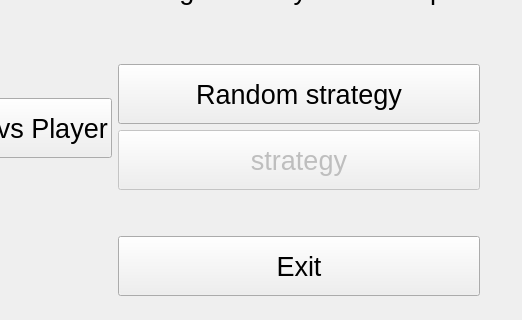
The window that MainMenuWindow.ui (wshknmt/Connect-4) describes before a commit, drawn with Qt 5; both pictures show x 278 to 800 and y 179 to 499 of the 800 by 600 pixel window.
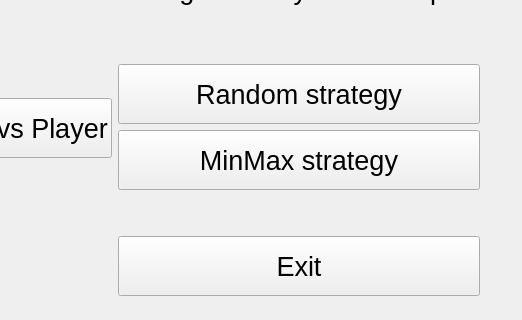
The same window after the commit.

Commit message: begin minmax strategy

Diff of the .ui file:
```diff
--- a/MainMenuWindow.ui
+++ b/MainMenuWindow.ui
@@ -105,7 +105,7 @@
        <item>
         <widget class="QPushButton" name="startButtonPvCRand_2">
          <property name="enabled">
-          <bool>false</bool>
+          <bool>true</bool>
          </property>
          <property name="minimumSize">
           <size>
@@ -119,7 +119,7 @@
           </font>
          </property>
          <property name="text">
-          <string>strategy</string>
+          <string>MinMax strategy</string>
          </property>
         </widget>
        </item>
```
Left out of the diff: 4 changed lines with no effect on the pictures. The commit also changes 6 other files.
